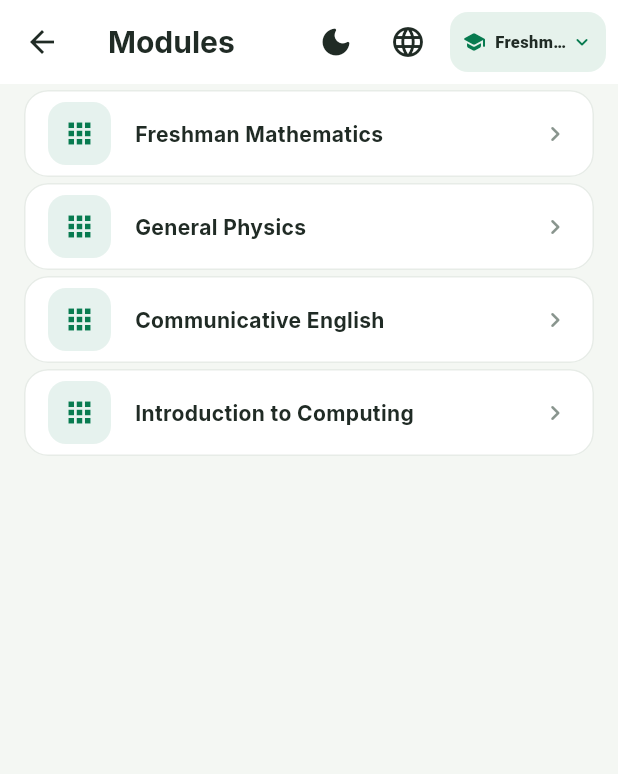
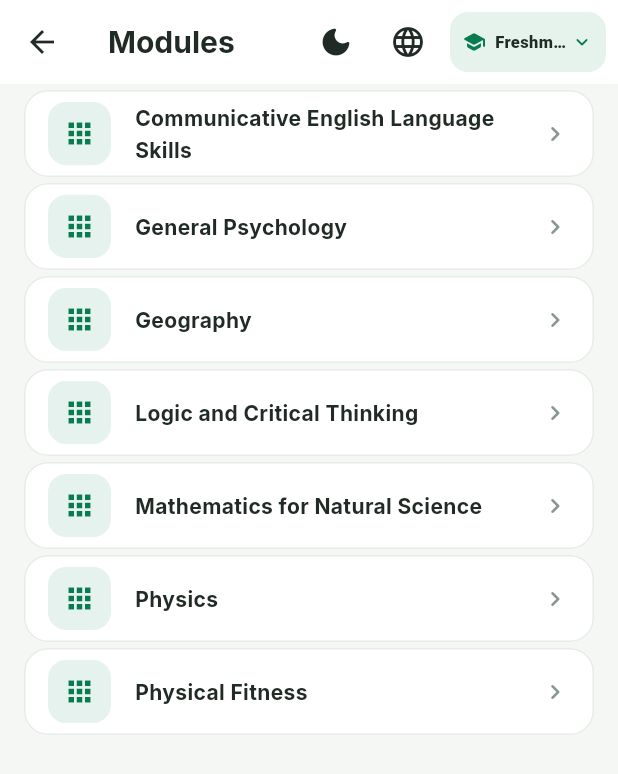
Before and after one commit to SineJhon/EduEthiopia, a Flutter app: the LearningModuleScreen screen opened directly with empty values, on a phone screen of 412 x 824 dp. Shown: the top 774 px of the screen. Run offline on Flutter 3.47's test engine with Material 3 defaults, Android fonts, the phone set to English and light mode, and no system bars; our stand-ins replace flutter_animate, google_fonts.

Commit message:
freshman

```diff
--- a/lib/features/modules/learning_module_screen.dart
+++ b/lib/features/modules/learning_module_screen.dart
@@ -80,10 +80,13 @@ class _LearningModuleScreenState extends State<LearningModuleScreen> {
             ];
           default:
             return [
-              'Freshman Mathematics',
-              'General Physics',
-              'Communicative English',
-              'Introduction to Computing',
+              'Communicative English Language Skills',
+              'General Psychology',
+              'Geography',
+              'Logic and Critical Thinking',
+              'Mathematics for Natural Science',
+              'Physics',
+              'Physical Fitness',
             ];
         }
       case LearningModule.notes:
```
